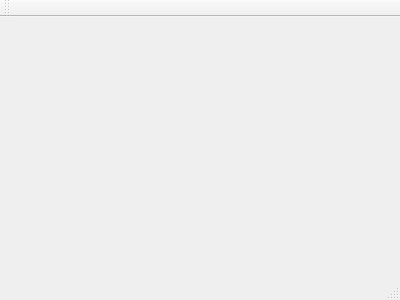
Above: boardwindow.ui from maurawinstanley/candyland before the change. Below: the same form after it.
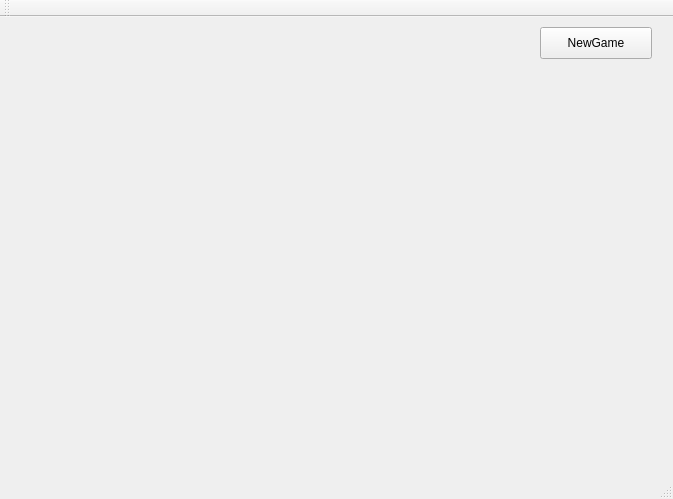
That is the form after the change.

What changed in the file:
```diff
--- a/boardwindow.ui
+++ b/boardwindow.ui
@@ -1,24 +1,53 @@
 <ui version="4.0">
  <class>BoardWindow</class>
- <widget class="QMainWindow" name="BoardWindow" >
-  <property name="geometry" >
+ <widget class="QMainWindow" name="BoardWindow">
+  <property name="geometry">
    <rect>
     <x>0</x>
     <y>0</y>
-    <width>400</width>
-    <height>300</height>
+    <width>673</width>
+    <height>499</height>
    </rect>
   </property>
   <property name="windowTitle" >
    <string>BoardWindow</string>
   </property>
-  <widget class="QMenuBar" name="menuBar" />
-  <widget class="QToolBar" name="mainToolBar" />
-  <widget class="QWidget" name="centralWidget" />
-  <widget class="QStatusBar" name="statusBar" />
+  <widget class="QWidget" name="centralWidget">
+   <widget class="QPushButton" name="pushButton">
+    <property name="geometry">
+     <rect>
+      <x>540</x>
+      <y>10</y>
+      <width>112</width>
+      <height>32</height>
+     </rect>
+    </property>
+    <property name="text">
+     <string>NewGame</string>
+    </property>
+   </widget>
+  </widget>
+  <widget class="QMenuBar" name="menuBar">
+   <property name="geometry">
+    <rect>
+     <x>0</x>
+     <y>0</y>
+     <width>673</width>
+     <height>22</height>
+    </rect>
+   </property>
+  </widget>
+  <widget class="QToolBar" name="mainToolBar">
+   <attribute name="toolBarArea">
+    <enum>TopToolBarArea</enum>
+   </attribute>
+   <attribute name="toolBarBreak">
+    <bool>false</bool>
+   </attribute>
+  </widget>
+  <widget class="QStatusBar" name="statusBar"/>
  </widget>
- <layoutDefault spacing="6" margin="11" />
- <pixmapfunction></pixmapfunction>
+ <layoutdefault spacing="6" margin="11"/>
  <resources/>
  <connections/>
 </ui>
```
Left out of the diff: 3 changed lines with no effect on the pictures.
